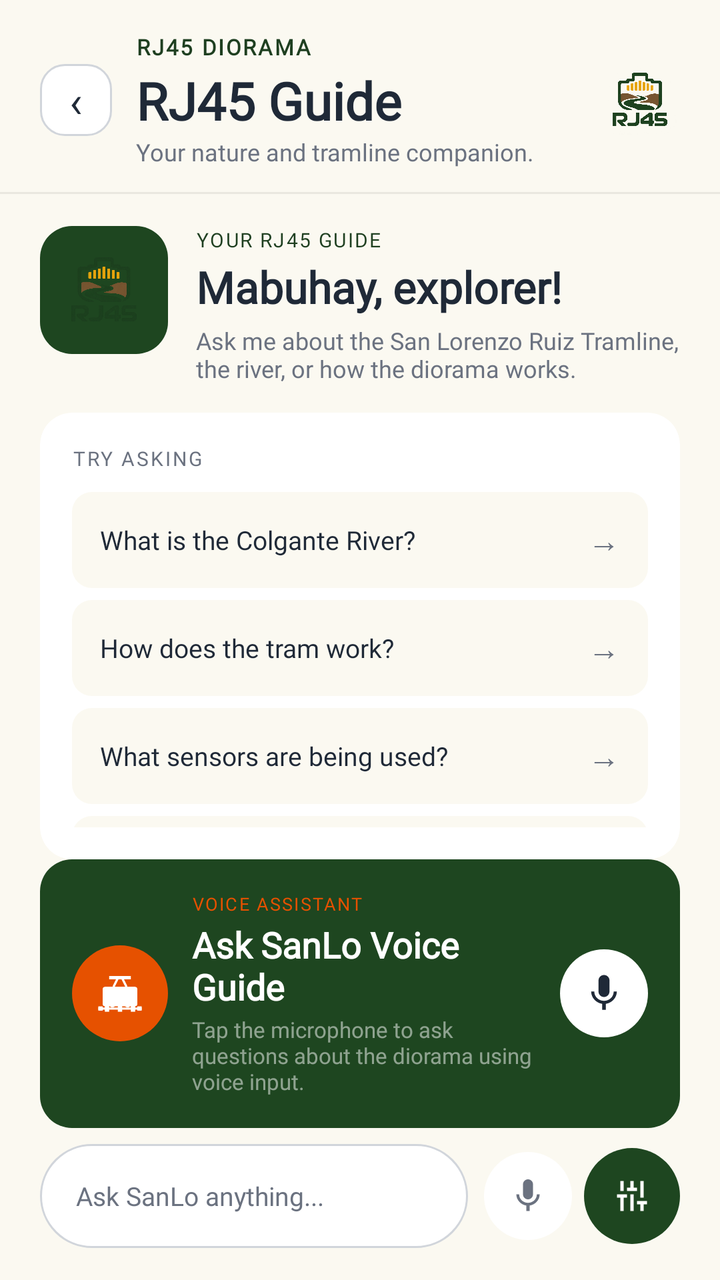
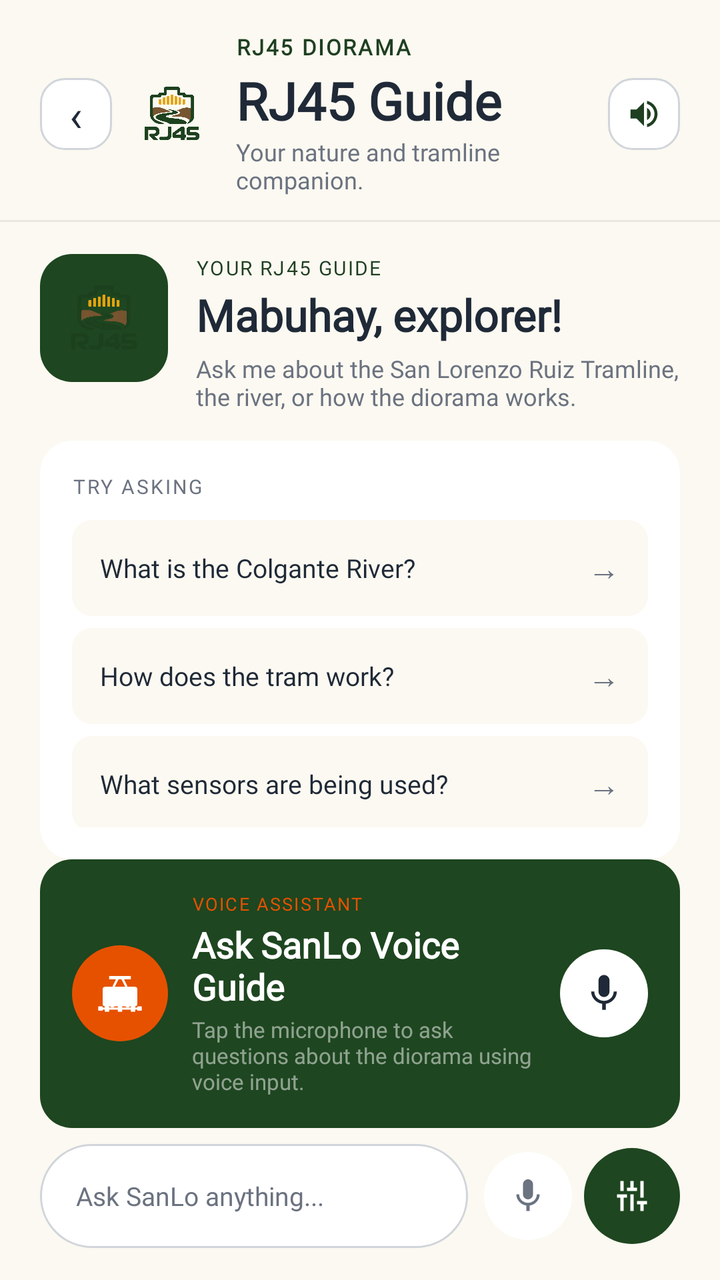

Compare the two renders of this Android layout. The source of the first and the diff that turns it into the second are given below.
<!-- AndroidManifest.xml: application theme Theme.SanLoMobApp -->
<!-- res/layout/fragment_gemini.xml -->
<?xml version="1.0" encoding="utf-8"?>
<androidx.constraintlayout.widget.ConstraintLayout
    xmlns:android="http://schemas.android.com/apk/res/android"
    xmlns:app="http://schemas.android.com/apk/res-auto"
    android:layout_width="match_parent"
    android:layout_height="match_parent"
    android:background="@color/card_bg">

    
    <LinearLayout
        android:id="@+id/layout_guide_header"
        android:layout_width="0dp"
        android:layout_height="wrap_content"
        android:orientation="horizontal"
        android:gravity="center_vertical"
        android:paddingStart="@dimen/screen_horizontal_margin"
        android:paddingEnd="@dimen/screen_horizontal_margin"
        android:paddingTop="16dp"
        android:paddingBottom="12dp"
        android:background="@color/card_bg"
        app:layout_constraintStart_toStartOf="parent"
        app:layout_constraintEnd_toEndOf="parent"
        app:layout_constraintTop_toTopOf="parent">

        
        <FrameLayout
            android:id="@+id/btn_back_guide"
            android:layout_width="36dp"
            android:layout_height="36dp"
            android:background="@drawable/bg_tram_return_btn"
            android:layout_marginEnd="12dp">
            <TextView
                android:layout_width="wrap_content"
                android:layout_height="wrap_content"
                android:layout_gravity="center"
                android:text="‹"
                android:textColor="@color/text_dark"
                android:textSize="22sp" />
        </FrameLayout>

        
        <LinearLayout
            android:layout_width="0dp"
            android:layout_height="wrap_content"
            android:layout_weight="1"
            android:orientation="vertical">

            <TextView
                android:layout_width="wrap_content"
                android:layout_height="wrap_content"
                android:text="RJ45 DIORAMA"
                android:textColor="@color/sap_green"
                android:textSize="11sp"
                android:letterSpacing="0.08"
                android:fontFamily="@font/inter_regular"
                android:textStyle="bold"
                android:textAllCaps="true" />

            <TextView
                android:layout_width="wrap_content"
                android:layout_height="wrap_content"
                android:layout_marginTop="2dp"
                android:text="RJ45 Guide"
                android:textColor="@color/text_dark"
                android:textSize="@dimen/title_text_size"
                android:textStyle="bold"
                android:fontFamily="@font/poppins_regular" />

            <TextView
                android:layout_width="wrap_content"
                android:layout_height="wrap_content"
                android:text="Your nature and tramline companion."
                android:textColor="@color/text_muted"
                android:textSize="12sp"
                android:fontFamily="@font/inter_regular" />
        </LinearLayout>

        
        <ImageView
            android:id="@+id/btn_tts_toggle"
            android:layout_width="40dp"
            android:layout_height="40dp"
            android:src="@drawable/rj45_logo"
            android:scaleType="fitCenter"
            android:contentDescription="RJ45 Guide Voice Toggle" />

    </LinearLayout>

    
    <View
        android:id="@+id/guide_header_divider"
        android:layout_width="0dp"
        android:layout_height="1dp"
        android:background="#12000000"
        app:layout_constraintStart_toStartOf="parent"
        app:layout_constraintEnd_toEndOf="parent"
        app:layout_constraintTop_toBottomOf="@id/layout_guide_header" />

    
    <LinearLayout
        android:id="@+id/layout_guide_intro"
        android:layout_width="0dp"
        android:layout_height="wrap_content"
        android:orientation="horizontal"
        android:gravity="top"
        android:paddingStart="@dimen/screen_horizontal_margin"
        android:paddingEnd="@dimen/screen_horizontal_margin"
        android:layout_marginTop="16dp"
        app:layout_constraintStart_toStartOf="parent"
        app:layout_constraintEnd_toEndOf="parent"
        app:layout_constraintTop_toBottomOf="@id/guide_header_divider">

        
        <FrameLayout
            android:layout_width="64dp"
            android:layout_height="64dp"
            android:background="@drawable/bg_explore_card_green"
            android:layout_marginEnd="14dp">

            <ImageView
                android:layout_width="48dp"
                android:layout_height="48dp"
                android:layout_gravity="center"
                android:src="@drawable/rj45_logo"
                android:scaleType="fitCenter"
                android:contentDescription="RJ45 Guide" />
        </FrameLayout>

        
        <LinearLayout
            android:layout_width="0dp"
            android:layout_height="wrap_content"
            android:layout_weight="1"
            android:orientation="vertical">

            <TextView
                android:layout_width="wrap_content"
                android:layout_height="wrap_content"
                android:text="YOUR RJ45 GUIDE"
                android:textColor="@color/sap_green"
                android:textSize="10sp"
                android:letterSpacing="0.08"
                android:fontFamily="@font/inter_regular" />

            <TextView
                android:layout_width="wrap_content"
                android:layout_height="wrap_content"
                android:layout_marginTop="2dp"
                android:text="Mabuhay, explorer!"
                android:textColor="@color/text_dark"
                android:textSize="22sp"
                android:textStyle="bold"
                android:fontFamily="@font/poppins_regular" />

            <TextView
                android:layout_width="match_parent"
                android:layout_height="wrap_content"
                android:layout_marginTop="4dp"
                android:text="Ask me about the San Lorenzo Ruiz Tramline, the river, or how the diorama works."
                android:textColor="@color/text_muted"
                android:textSize="12sp"
                android:fontFamily="@font/inter_regular" />
        </LinearLayout>
    </LinearLayout>

    
    <androidx.cardview.widget.CardView
        android:id="@+id/card_try_asking"
        android:layout_width="0dp"
        android:layout_height="0dp"
        android:layout_marginStart="@dimen/screen_horizontal_margin"
        android:layout_marginEnd="@dimen/screen_horizontal_margin"
        android:layout_marginTop="14dp"
        app:cardCornerRadius="@dimen/card_corner_radius"
        app:cardElevation="0dp"
        app:cardBackgroundColor="@color/card_white"
        app:layout_constraintStart_toStartOf="parent"
        app:layout_constraintEnd_toEndOf="parent"
        app:layout_constraintTop_toBottomOf="@id/layout_guide_intro"
        app:layout_constraintBottom_toTopOf="@id/layout_voice_card">

        <LinearLayout
            android:layout_width="match_parent"
            android:layout_height="match_parent"
            android:orientation="vertical"
            android:padding="16dp">

            <TextView
                android:layout_width="wrap_content"
                android:layout_height="wrap_content"
                android:layout_marginBottom="10dp"
                android:text="TRY ASKING"
                android:textColor="@color/text_muted"
                android:textSize="10sp"
                android:letterSpacing="0.1"
                android:fontFamily="@font/inter_regular" />

            
            <androidx.recyclerview.widget.RecyclerView
                android:id="@+id/recycler_chat"
                android:layout_width="match_parent"
                android:layout_height="0dp"
                android:layout_weight="1"
                android:clipToPadding="false"
                android:paddingBottom="4dp"
                android:visibility="gone" />

            
            <LinearLayout
                android:id="@+id/layout_suggestions"
                android:layout_width="match_parent"
                android:layout_height="wrap_content"
                android:orientation="vertical">

                
                <LinearLayout
                    android:id="@+id/suggestion_1"
                    android:layout_width="match_parent"
                    android:layout_height="48dp"
                    android:orientation="horizontal"
                    android:gravity="center_vertical"
                    android:background="@drawable/bg_gesture_dir_pill"
                    android:paddingStart="14dp"
                    android:paddingEnd="14dp"
                    android:layout_marginBottom="6dp">
                    <TextView
                        android:layout_width="0dp"
                        android:layout_height="wrap_content"
                        android:layout_weight="1"
                        android:text="What is the Colgante River?"
                        android:textColor="@color/text_dark"
                        android:textSize="13sp"
                        android:fontFamily="@font/inter_regular" />
                    <TextView
                        android:layout_width="wrap_content"
                        android:layout_height="wrap_content"
                        android:text="→"
                        android:textColor="@color/text_muted"
                        android:textSize="16sp" />
                </LinearLayout>

                
                <LinearLayout
                    android:id="@+id/suggestion_2"
                    android:layout_width="match_parent"
                    android:layout_height="48dp"
                    android:orientation="horizontal"
                    android:gravity="center_vertical"
                    android:background="@drawable/bg_gesture_dir_pill"
                    android:paddingStart="14dp"
                    android:paddingEnd="14dp"
                    android:layout_marginBottom="6dp">
                    <TextView
                        android:layout_width="0dp"
                        android:layout_height="wrap_content"
                        android:layout_weight="1"
                        android:text="How does the tram work?"
                        android:textColor="@color/text_dark"
                        android:textSize="13sp"
                        android:fontFamily="@font/inter_regular" />
                    <TextView
                        android:layout_width="wrap_content"
                        android:layout_height="wrap_content"
                        android:text="→"
                        android:textColor="@color/text_muted"
                        android:textSize="16sp" />
                </LinearLayout>

                
                <LinearLayout
                    android:id="@+id/suggestion_3"
                    android:layout_width="match_parent"
                    android:layout_height="48dp"
                    android:orientation="horizontal"
                    android:gravity="center_vertical"
                    android:background="@drawable/bg_gesture_dir_pill"
                    android:paddingStart="14dp"
                    android:paddingEnd="14dp"
                    android:layout_marginBottom="6dp">
                    <TextView
                        android:layout_width="0dp"
                        android:layout_height="wrap_content"
                        android:layout_weight="1"
                        android:text="What sensors are being used?"
                        android:textColor="@color/text_dark"
                        android:textSize="13sp"
                        android:fontFamily="@font/inter_regular" />
                    <TextView
                        android:layout_width="wrap_content"
                        android:layout_height="wrap_content"
                        android:text="→"
                        android:textColor="@color/text_muted"
                        android:textSize="16sp" />
                </LinearLayout>

                
                <LinearLayout
                    android:id="@+id/suggestion_4"
                    android:layout_width="match_parent"
                    android:layout_height="48dp"
                    android:orientation="horizontal"
                    android:gravity="center_vertical"
                    android:background="@drawable/bg_gesture_dir_pill"
                    android:paddingStart="14dp"
                    android:paddingEnd="14dp">
                    <TextView
                        android:layout_width="0dp"
                        android:layout_height="wrap_content"
                        android:layout_weight="1"
                        android:text="Tell me about the river level."
                        android:textColor="@color/text_dark"
                        android:textSize="13sp"
                        android:fontFamily="@font/inter_regular" />
                    <TextView
                        android:layout_width="wrap_content"
                        android:layout_height="wrap_content"
                        android:text="→"
                        android:textColor="@color/text_muted"
                        android:textSize="16sp" />
                </LinearLayout>

            </LinearLayout>
        </LinearLayout>
    </androidx.cardview.widget.CardView>

    
    <LinearLayout
        android:id="@+id/layout_voice_card"
        android:layout_width="0dp"
        android:layout_height="wrap_content"
        android:layout_marginStart="@dimen/screen_horizontal_margin"
        android:layout_marginEnd="@dimen/screen_horizontal_margin"
        android:layout_marginBottom="8dp"
        android:background="@drawable/bg_tram_status_card"
        android:orientation="horizontal"
        android:gravity="center_vertical"
        android:padding="16dp"
        app:layout_constraintStart_toStartOf="parent"
        app:layout_constraintEnd_toEndOf="parent"
        app:layout_constraintBottom_toTopOf="@id/layout_chat_input_row">

        
        <FrameLayout
            android:layout_width="48dp"
            android:layout_height="48dp"
            android:layout_marginEnd="12dp"
            android:background="@drawable/bg_icon_circle_orange">
            <ImageView
                android:layout_width="26dp"
                android:layout_height="26dp"
                android:layout_gravity="center"
                android:src="@drawable/ic_tram"
                android:tint="@color/white"
                android:contentDescription="Tram" />
        </FrameLayout>

        
        <LinearLayout
            android:layout_width="0dp"
            android:layout_height="wrap_content"
            android:layout_weight="1"
            android:orientation="vertical">

            <TextView
                android:layout_width="wrap_content"
                android:layout_height="wrap_content"
                android:text="VOICE ASSISTANT"
                android:textColor="@color/gesture_orange"
                android:textSize="9sp"
                android:letterSpacing="0.08"
                android:fontFamily="@font/inter_regular" />

            <TextView
                android:layout_width="wrap_content"
                android:layout_height="wrap_content"
                android:layout_marginTop="2dp"
                android:text="Ask SanLo Voice Guide"
                android:textColor="@color/white"
                android:textSize="18sp"
                android:textStyle="bold"
                android:fontFamily="@font/poppins_regular" />

            <TextView
                android:layout_width="match_parent"
                android:layout_height="wrap_content"
                android:layout_marginTop="2dp"
                android:text="Tap the microphone to ask questions about the diorama using voice input."
                android:textColor="#80FFFFFF"
                android:textSize="11sp"
                android:fontFamily="@font/inter_regular" />
        </LinearLayout>

        
        <FrameLayout
            android:layout_width="44dp"
            android:layout_height="44dp"
            android:layout_marginStart="10dp"
            android:background="@drawable/bg_circle_white">
            <ImageView
                android:id="@+id/btn_mic"
                android:layout_width="22dp"
                android:layout_height="22dp"
                android:layout_gravity="center"
                android:src="@drawable/ic_mic"
                android:tint="@color/text_dark"
                android:contentDescription="Voice Input" />
        </FrameLayout>

    </LinearLayout>

    
    <LinearLayout
        android:id="@+id/layout_chat_input_row"
        android:layout_width="0dp"
        android:layout_height="wrap_content"
        android:layout_marginStart="@dimen/screen_horizontal_margin"
        android:layout_marginEnd="@dimen/screen_horizontal_margin"
        android:layout_marginBottom="16dp"
        android:orientation="horizontal"
        android:gravity="center_vertical"
        app:layout_constraintStart_toStartOf="parent"
        app:layout_constraintEnd_toEndOf="parent"
        app:layout_constraintBottom_toBottomOf="parent">

        
        <EditText
            android:id="@+id/et_ai_question"
            android:layout_width="0dp"
            android:layout_height="52dp"
            android:layout_weight="1"
            android:layout_marginEnd="8dp"
            android:background="@drawable/bg_input_rounded"
            android:fontFamily="@font/inter_regular"
            android:hint="Ask SanLo anything..."
            android:textColorHint="@color/nav_inactive"
            android:textColor="@color/text_dark"
            android:textSize="13sp"
            android:paddingStart="18dp"
            android:paddingEnd="14dp"
            android:inputType="text"
            android:imeOptions="actionSend"
            android:singleLine="true" />

        
        <FrameLayout
            android:id="@+id/btn_chat_mic_container"
            android:layout_width="44dp"
            android:layout_height="44dp"
            android:layout_marginEnd="6dp"
            android:background="@drawable/bg_circle_white">
            <ImageView
                android:id="@+id/btn_chat_mic"
                android:layout_width="20dp"
                android:layout_height="20dp"
                android:layout_gravity="center"
                android:src="@drawable/ic_mic"
                android:tint="@color/text_muted"
                android:contentDescription="Voice" />
        </FrameLayout>

        
        <FrameLayout
            android:id="@+id/btn_ask_ai"
            android:layout_width="48dp"
            android:layout_height="48dp"
            android:background="@drawable/bg_send_btn">
            <ImageView
                android:layout_width="20dp"
                android:layout_height="20dp"
                android:layout_gravity="center"
                android:src="@drawable/ic_controls"
                android:tint="@color/white"
                android:contentDescription="Send"
                android:rotation="90" />
        </FrameLayout>

    </LinearLayout>

</androidx.constraintlayout.widget.ConstraintLayout>
<!-- resources referenced by this layout -->
<resources>
  <color name="card_bg">#FBF9F1</color>
  <color name="card_white">#FFFFFF</color>
  <color name="gesture_orange">#E65100</color>
  <color name="nav_inactive">#6B7280</color>
  <color name="sap_green">#1E3F20</color>
  <color name="text_dark">#1F2937</color>
  <color name="text_muted">#6B7280</color>
  <color name="white">#FFFFFFFF</color>
  <dimen name="card_corner_radius">16dp</dimen>
  <dimen name="screen_horizontal_margin">20dp</dimen>
  <dimen name="title_text_size">26sp</dimen>
  <!-- drawable bg_circle_white (drawable) -->
  <?xml version="1.0" encoding="utf-8"?>
  <shape xmlns:android="http://schemas.android.com/apk/res/android"
      android:shape="oval">
      <solid android:color="@color/card_white" />
  </shape>
  <!-- drawable bg_explore_card_green (drawable) -->
  <?xml version="1.0" encoding="utf-8"?>
  <shape xmlns:android="http://schemas.android.com/apk/res/android"
      android:shape="rectangle">
      <solid android:color="#1E4620" />
      <corners android:radius="16dp" />
  </shape>
  <!-- drawable bg_gesture_dir_pill (drawable) -->
  <?xml version="1.0" encoding="utf-8"?>
  <shape xmlns:android="http://schemas.android.com/apk/res/android"
      android:shape="rectangle">
      <solid android:color="@color/card_bg" />
      <corners android:radius="10dp" />
  </shape>
  <!-- drawable bg_icon_circle_orange (drawable) -->
  <?xml version="1.0" encoding="utf-8"?>
  <shape xmlns:android="http://schemas.android.com/apk/res/android"
      android:shape="oval">
      <solid android:color="#E65100" />
  </shape>
  <!-- drawable bg_input_rounded (drawable) -->
  <?xml version="1.0" encoding="utf-8"?>
  <shape xmlns:android="http://schemas.android.com/apk/res/android"
      android:shape="rectangle">
      <solid android:color="@color/card_white" />
      <corners android:radius="30dp" />
      <stroke
          android:width="1dp"
          android:color="@color/divider_line" />
  </shape>
  <!-- drawable bg_send_btn (drawable) -->
  <?xml version="1.0" encoding="utf-8"?>
  <shape xmlns:android="http://schemas.android.com/apk/res/android"
      android:shape="rectangle">
      <solid android:color="#1E4620" />
      <corners android:radius="30dp" />
  </shape>
  <!-- drawable bg_tram_status_card (drawable) -->
  <?xml version="1.0" encoding="utf-8"?>
  <shape xmlns:android="http://schemas.android.com/apk/res/android"
      android:shape="rectangle">
      <solid android:color="#1E4620" />
      <corners android:radius="16dp" />
  </shape>
  <style name="Theme.SanLoMobApp" parent="Base.Theme.SanLoMobApp" />
  <color name="divider_line">#D1D5DB</color>
  <color name="forest_primary">#1E3F20</color>
  <color name="moss_accent">#2D5A27</color>
  <color name="river_blue">#2563EB</color>
  <color name="walnut_brown">#705335</color>
  <color name="alert_red">#DC2626</color>
  <color name="museum_cream">#FBF9F1</color>
  <style name="Widget.SanLo.FAB" parent="Widget.MaterialComponents.FloatingActionButton">
          <item name="backgroundTint">@color/sap_green</item>
          <item name="tint">@color/white</item>
      </style>
  <style name="TextAppearance.SanLo.NavLabel" parent="TextAppearance.Material3.LabelMedium">
          <item name="android:textSize">10sp</item>
          <item name="fontFamily">@font/poppins_regular</item>
      </style>
  <!-- unchanged entries left out for length: 7 -->
</resources>

<!-- the commit's change to res/layout/fragment_gemini.xml (unified diff, before → after) -->
@@ -28,7 +28,7 @@
             android:layout_width="36dp"
             android:layout_height="36dp"
             android:background="@drawable/bg_tram_return_btn"
-            android:layout_marginEnd="12dp">
+            android:layout_marginEnd="10dp">
             <TextView
                 android:layout_width="wrap_content"
                 android:layout_height="wrap_content"
@@ -37,6 +37,15 @@
                 android:textColor="@color/text_dark"
                 android:textSize="22sp" />
         </FrameLayout>
+
+        
+        <ImageView
+            android:layout_width="40dp"
+            android:layout_height="40dp"
+            android:src="@drawable/rj45_logo"
+            android:scaleType="fitCenter"
+            android:layout_marginEnd="12dp"
+            android:contentDescription="RJ45 Logo" />
 
         
         <LinearLayout
@@ -76,13 +85,19 @@
         </LinearLayout>
 
         
-        <ImageView
+        <FrameLayout
             android:id="@+id/btn_tts_toggle"
-            android:layout_width="40dp"
-            android:layout_height="40dp"
-            android:src="@drawable/rj45_logo"
-            android:scaleType="fitCenter"
-            android:contentDescription="RJ45 Guide Voice Toggle" />
+            android:layout_width="36dp"
+            android:layout_height="36dp"
+            android:background="@drawable/bg_tram_return_btn">
+            <ImageView
+                android:layout_width="18dp"
+                android:layout_height="18dp"
+                android:layout_gravity="center"
+                android:src="@drawable/ic_audio"
+                app:tint="@color/sap_green"
+                android:contentDescription="Voice Narration Toggle" />
+        </FrameLayout>
 
     </LinearLayout>
 
<!-- resource entries referenced after the edit -->
@@ -61,8 +61,22 @@
       <solid android:color="#1E4620" />
       <corners android:radius="16dp" />
   </shape>
+  <!-- drawable ic_audio (drawable) -->
+  <vector xmlns:android="http://schemas.android.com/apk/res/android"
+      android:width="24dp"
+      android:height="24dp"
+      android:viewportWidth="24"
+      android:viewportHeight="24">
+      <path
+          android:fillColor="@color/orange_audio"
+          android:pathData="M3,9 L3,15 L7,15 L12,20 L12,4 L7,9 Z" />
+      <path
+          android:fillColor="@color/orange_audio"
+          android:pathData="M16.5,12 C16.5,10.23 15.48,8.71 14,7.97 L14,16.02 C15.48,15.29 16.5,13.77 16.5,12 Z M14,3.23 L14,5.29 C16.89,6.15 19,8.83 19,12 C19,15.17 16.89,17.85 14,18.71 L14,20.77 C18.01,19.86 21,16.28 21,12 C21,7.72 18.01,4.14 14,3.23 Z" />
+  </vector>
   <style name="Theme.SanLoMobApp" parent="Base.Theme.SanLoMobApp" />
   <color name="divider_line">#D1D5DB</color>
+  <color name="orange_audio">#705335</color>
   <color name="forest_primary">#1E3F20</color>
   <color name="moss_accent">#2D5A27</color>
   <color name="river_blue">#2563EB</color>
